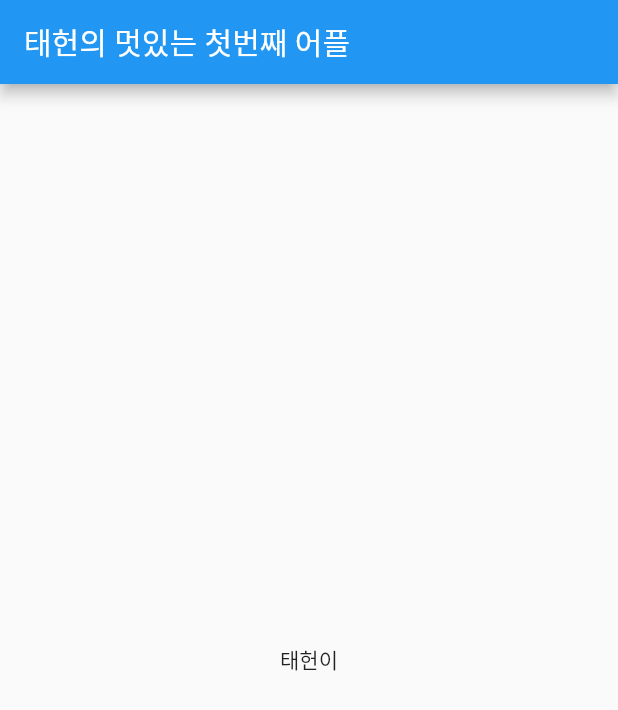
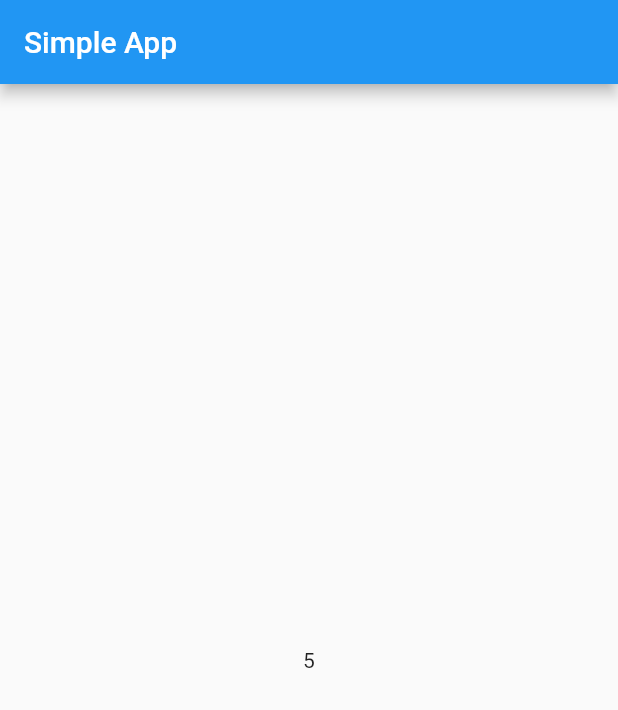
Before and after one commit to formegusto/study-basic-flutter, a Flutter app: the screen it shows after launch, on a phone screen of 412 x 824 dp. Shown: the top 710 px of the screen. Run offline on Flutter 3.47's test engine with Material 2 defaults, Android fonts, the phone set to English and light mode, and no system bars.

Commit message:
Basic Provider Use

```diff
--- /dev/null
+++ b/lib/component/provider/SimpleApp.dart
@@ -0,0 +1,11 @@
+import 'package:flutter/material.dart';
+import 'package:provider/provider.dart';
+import 'package:study_basic_flutter/component/provider/page/SimplePage.dart';
+
+class SimpleApp extends StatelessWidget {
+  @override
+  Widget build(BuildContext context) {
+    // TODO: implement build
+    return Provider<int>.value(value: 5, child: SimplePage());
+  }
+}
--- /dev/null
+++ b/lib/component/provider/page/SimplePage.dart
@@ -0,0 +1,19 @@
+import 'package:flutter/material.dart';
+import 'package:provider/provider.dart';
+
+class SimplePage extends StatelessWidget {
+  @override
+  Widget build(BuildContext context) {
+    // TODO: implement build
+    var data = Provider.of<int>(context);
+
+    return Scaffold(
+      appBar: AppBar(
+        title: Text('Simple App'),
+      ),
+      body: Center(
+        child: Text('${data}'),
+      ),
+    );
+  }
+}
--- a/lib/main.dart
+++ b/lib/main.dart
@@ -1,4 +1,5 @@
 import 'package:flutter/material.dart';
+import 'package:study_basic_flutter/component/provider/SimpleApp.dart';
 
 void main() => runApp(StudyApp());
 
@@ -7,8 +8,7 @@ class StudyApp extends StatelessWidget {
   Widget build(BuildContext context) {
     // TODO: implement build
     return MaterialApp(
-        home: Scaffold(
-            appBar: AppBar(title: Text("태헌의 멋있는 첫번째 어플")),
-            body: Center(child: Text("태헌이"))));
+      home: SimpleApp(),
+    );
   }
 }
--- a/pubspec.yaml
+++ b/pubspec.yaml
@@ -23,6 +23,7 @@ environment:
 dependencies:
   flutter:
     sdk: flutter
+  provider: ^3.0.0+1
 
 
   # The following adds the Cupertino Icons font to your application.
```
Also changed, not shown: pubspec.lock.
